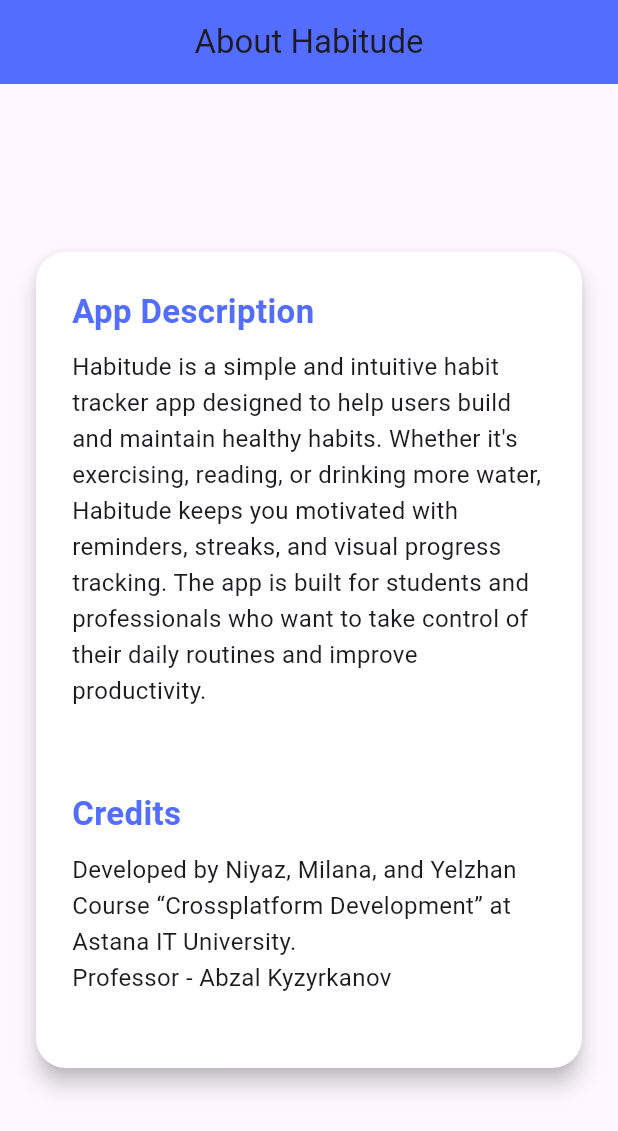
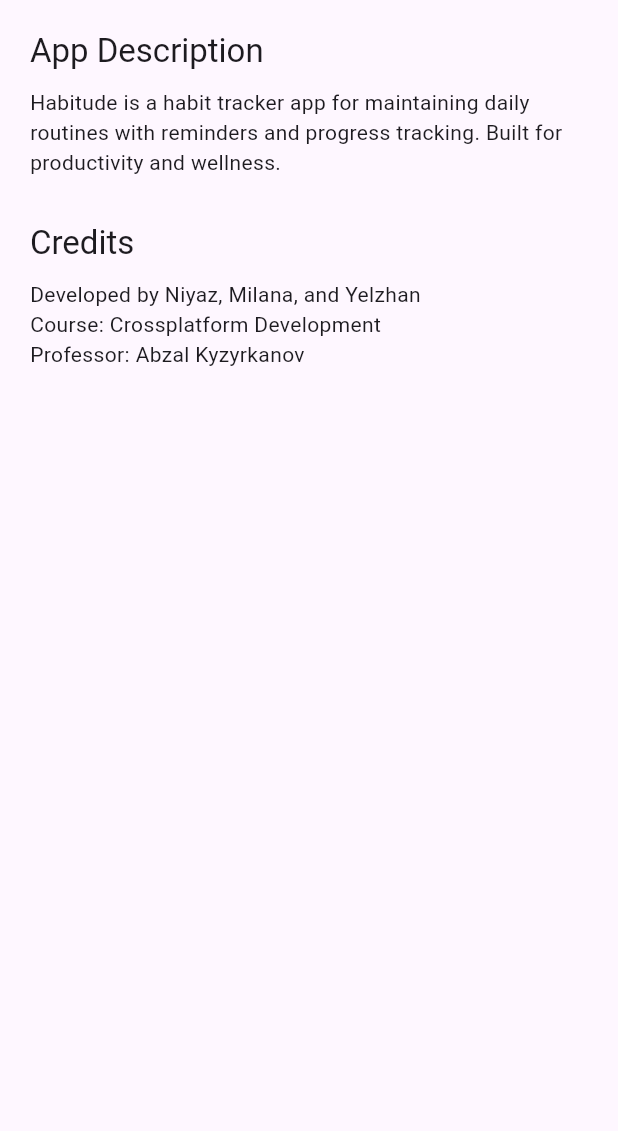
Before and after one commit to natijeenjoyer/habittracker_crossplat, a Flutter app: the AboutPage widget shown alone on an empty page, opened directly, on a phone screen of 412 x 824 dp. Shown: the top 1131 px of the screen. Run offline on Flutter 3.47's test engine with Material 3 defaults, Android fonts, the phone set to English and light mode, and no system bars.

Commit message:
Dark mode, project have some structure

```diff
--- a/lib/aboutpage.dart
+++ /dev/null
@@ -1,94 +0,0 @@
-import 'package:flutter/material.dart';
-
-void main() => runApp(Habitude());
-
-class Habitude extends StatelessWidget {
-  @override
-  Widget build(BuildContext context) {
-    return MaterialApp(
-      title: 'Habitude - About',
-      theme: ThemeData(
-        fontFamily: 'Roboto',
-        colorScheme: ColorScheme.light(
-          primary: Colors.indigoAccent,
-          onPrimary: Colors.white,
-        ),
-        scaffoldBackgroundColor: Color(0xFFF4F4F4),
-      ),
-      home: AboutPage(),
-      debugShowCheckedModeBanner: false,
-    );
-  }
-}
-
-class AboutPage extends StatelessWidget {
-  final String description = '''
-Habitude is a simple and intuitive habit tracker app designed to help users build and maintain healthy habits. Whether it's exercising, reading, or drinking more water, Habitude keeps you motivated with reminders, streaks, and visual progress tracking. The app is built for students and professionals who want to take control of their daily routines and improve productivity.
-''';
-
-  final String credits = '''
-Developed by Niyaz, Milana, and Yelzhan
-Course “Crossplatform Development” at Astana IT University.
-Professor - Abzal Kyzyrkanov
-''';
-
-  @override
-  Widget build(BuildContext context) {
-    return Scaffold(
-      appBar: AppBar(
-        title: const Text('About Habitude'),
-        centerTitle: true,
-        backgroundColor: Colors.indigoAccent,
-        elevation: 0,
-      ),
-      body: Center(
-        child: Padding(
-          padding: const EdgeInsets.all(20.0),
-          child: Card(
-            elevation: 6,
-            shape: RoundedRectangleBorder(
-              borderRadius: BorderRadius.circular(20),
-            ),
-            color: Colors.white,
-            child: Padding(
-              padding: const EdgeInsets.all(24.0),
-              child: Column(
-                mainAxisSize: MainAxisSize.min,
-                crossAxisAlignment: CrossAxisAlignment.start,
-                children: [
-                  Text(
-                    'App Description',
-                    style: TextStyle(
-                      fontSize: 22,
-                      fontWeight: FontWeight.bold,
-                      color: Colors.indigoAccent,
-                    ),
-                  ),
-                  const SizedBox(height: 10),
-                  Text(
-                    description,
-                    style: TextStyle(fontSize: 16, height: 1.5),
-                  ),
-                  const SizedBox(height: 30),
-                  Text(
-                    'Credits',
-                    style: TextStyle(
-                      fontSize: 22,
-                      fontWeight: FontWeight.bold,
-                      color: Colors.indigoAccent,
-                    ),
-                  ),
-                  const SizedBox(height: 10),
-                  Text(
-                    credits,
-                    style: TextStyle(fontSize: 16, height: 1.5),
-                  ),
-                ],
-              ),
-            ),
-          ),
-        ),
-      ),
-    );
-  }
-}
--- /dev/null
+++ b/lib/models/theme_notifier.dart
@@ -0,0 +1,31 @@
+import 'package:flutter/material.dart';
+
+enum AppTheme { Light, Dark, Custom }
+
+class ThemeNotifier extends ChangeNotifier {
+  ThemeData _currentTheme = ThemeData.light();
+  AppTheme _currentAppTheme = AppTheme.Light;
+
+  ThemeData get currentTheme => _currentTheme;
+  AppTheme get currentAppTheme => _currentAppTheme;
+
+  void setTheme(AppTheme theme) {
+    switch (theme) {
+      case AppTheme.Light:
+        _currentTheme = ThemeData.light();
+        break;
+      case AppTheme.Dark:
+        _currentTheme = ThemeData.dark();
+        break;
+      case AppTheme.Custom:
+        _currentTheme = ThemeData(
+          brightness: Brightness.light,
+          primarySwatch: Colors.teal,
+          scaffoldBackgroundColor: const Color(0xFFEFEFEF),
+        );
+        break;
+    }
+    _currentAppTheme = theme;
+    notifyListeners();
+  }
+}
--- /dev/null
+++ b/lib/screens/about_page.dart
@@ -0,0 +1,28 @@
+import 'package:flutter/material.dart';
+
+class AboutPage extends StatelessWidget {
+  final String description = '''
+Habitude is a habit tracker app for maintaining daily routines with reminders and progress tracking. Built for productivity and wellness.''';
+
+  final String credits = '''
+Developed by Niyaz, Milana, and Yelzhan
+Course: Crossplatform Development
+Professor: Abzal Kyzyrkanov
+''';
+
+  @override
+  Widget build(BuildContext context) {
+    return ListView(
+      padding: const EdgeInsets.all(20),
+      children: [
+        Text('App Description', style: Theme.of(context).textTheme.titleLarge),
+        const SizedBox(height: 10),
+        Text(description),
+        const SizedBox(height: 30),
+        Text('Credits', style: Theme.of(context).textTheme.titleLarge),
+        const SizedBox(height: 10),
+        Text(credits),
+      ],
+    );
+  }
+}
```
Also changed, not shown: lib/assik3.dart (deleted, +0 -97 lines), lib/main.dart (+3 -9 lines), lib/models/habit_model.dart (added, +29 -0 lines), lib/screens/checklist_page.dart (added, +29 -0 lines), lib/screens/home_page.dart (added, +62 -0 lines), lib/screens/settings_page.dart (added, +35 -0 lines), 1 other file.
